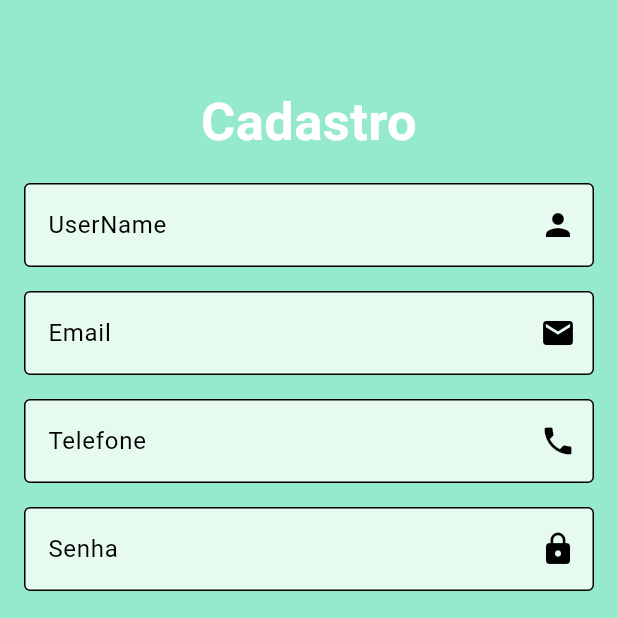
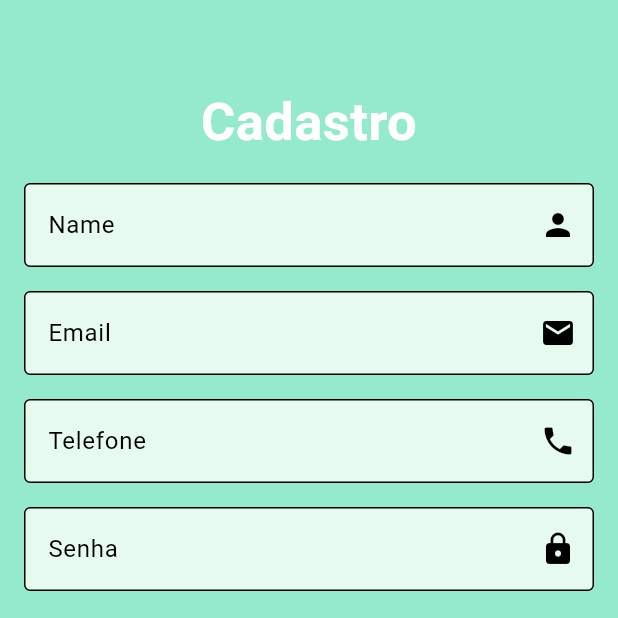
Before and after one commit to CristoferMachado/Cadastro_Despesas, a Flutter app: the screen it shows after launch, after a tap on "Criar nova conta", on a phone screen of 412 x 824 dp, the top half of it. Run offline on Flutter 3.47's test engine with Material 3 defaults, Android fonts, the phone set to English and light mode, and no system bars; our stand-ins replace cloud_firestore, firebase_auth, firebase_core, font_awesome_flutter; accounts and stored records are empty.

Commit message:
Rafactor01

```diff
--- a/lib/screens/login_screen.dart
+++ b/lib/screens/login_screen.dart
@@ -68,7 +68,7 @@ class _LoginViewState extends State<LoginView> {
                     controller: _emailController,
                     keyboardType: TextInputType.emailAddress,
                     autovalidateMode: AutovalidateMode.onUserInteraction,
-                    decoration: _buildInputDecoration("Emal", Icons.email),
+                    decoration: _buildInputDecoration("Email", Icons.email),
                     validator: appValidator.validateEmail),
                 SizedBox(
                   height: 16.0,
--- a/lib/screens/sing_up.dart
+++ b/lib/screens/sing_up.dart
@@ -83,7 +83,7 @@ class _SingUpViewState extends State<SingUpView> {
                   ),
                   autovalidateMode: AutovalidateMode.onUserInteraction,
                   decoration:
-                      _buildInputDecoration("UserName", Icons.person),
+                      _buildInputDecoration("Name", Icons.person),
                   validator: appValidator.validateUserName,
                 ),
                 SizedBox(
--- a/lib/screens/transaction_screen.dart
+++ b/lib/screens/transaction_screen.dart
@@ -27,7 +27,7 @@ class _TransactionScreenState extends State<TransactionScreen> {
   Widget build(BuildContext context) {
     return Scaffold(
       appBar: AppBar(
-        title: Text('Expansive'),
+        title: Text('Extrato'),
       ),
       body: Column(
         children: [
--- a/lib/widgets/transations_cards.dart
+++ b/lib/widgets/transations_cards.dart
@@ -1,8 +1,6 @@
 import 'package:cloud_firestore/cloud_firestore.dart';
 import 'package:firebase_auth/firebase_auth.dart';
 import 'package:flutter/material.dart';
-import 'package:flutter_application_2/utils/icons_list.dart';
-import 'package:font_awesome_flutter/font_awesome_flutter.dart';
 
 import 'transation_card.dart';
 
```
